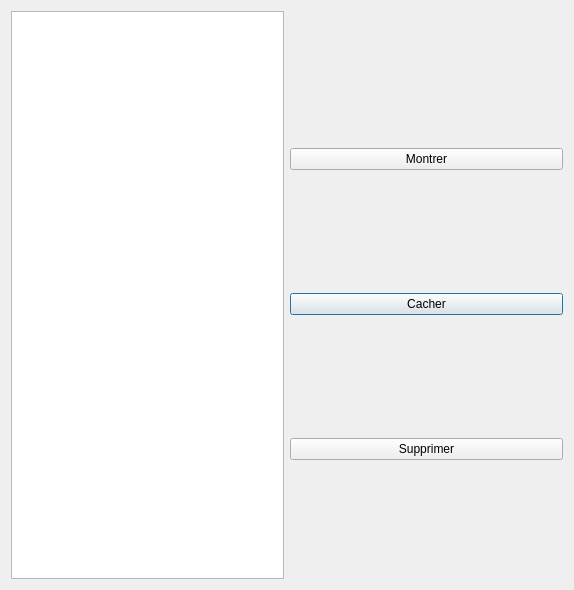
This is application/ui/notesaction.ui in nils-van-zuijlen/Enibar as Qt 5 draws it before an edit. The edited form follows.
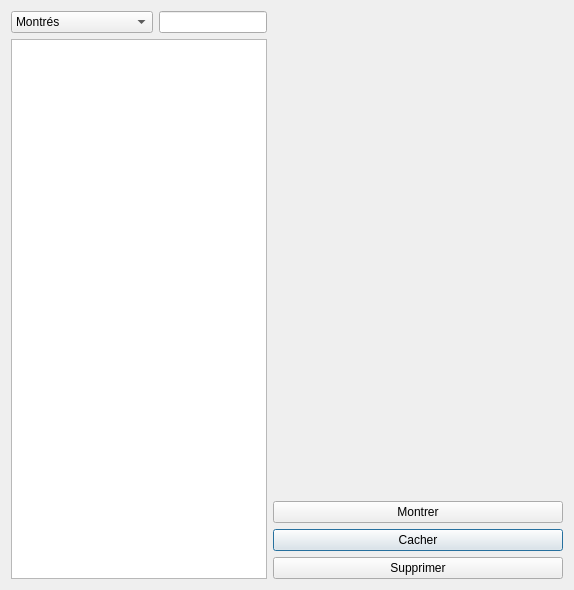
This is the edited form. Custom widgets are drawn as their Qt base class.

```diff
--- a/application/ui/notesaction.ui
+++ b/application/ui/notesaction.ui
@@ -14,28 +14,58 @@
    <string>Dialog</string>
   </property>
   <layout class="QGridLayout" name="gridLayout_2">
-   <item row="0" column="0">
+   <item row="1" column="0">
     <layout class="QGridLayout" name="gridLayout">
-     <item row="2" column="0">
-      <widget class="MultiNotesList" name="note_list">
-       <property name="selectionMode">
-        <enum>QAbstractItemView::ExtendedSelection</enum>
+     <item row="0" column="0">
+      <widget class="QComboBox" name="filter_combobox">
+       <property name="sizePolicy">
+        <sizepolicy hsizetype="Minimum" vsizetype="Fixed">
+         <horstretch>0</horstretch>
+         <verstretch>0</verstretch>
+        </sizepolicy>
        </property>
-       <property name="sortingEnabled">
-        <bool>true</bool>
+       <item>
+        <property name="text">
+         <string>Montrés</string>
+        </property>
+       </item>
+       <item>
+        <property name="text">
+         <string>Cachés</string>
+        </property>
+       </item>
+       <item>
+        <property name="text">
+         <string>Dont la note &gt;</string>
+        </property>
+       </item>
+       <item>
+        <property name="text">
+         <string>Dont la note &lt;</string>
+        </property>
+       </item>
+      </widget>
+     </item>
+     <item row="0" column="1">
+      <widget class="QLineEdit" name="filter_input">
+       <property name="sizePolicy">
+        <sizepolicy hsizetype="Maximum" vsizetype="Fixed">
+         <horstretch>0</horstretch>
+         <verstretch>0</verstretch>
+        </sizepolicy>
        </property>
       </widget>
      </item>
-     <item row="2" column="1">
+     <item row="3" column="2">
       <layout class="QGridLayout" name="gridLayout_3">
-       <item row="2" column="0">
+       <item row="3" column="0">
         <widget class="QPushButton" name="hide_button">
          <property name="text">
           <string>Cacher</string>
          </property>
         </widget>
        </item>
-       <item row="0" column="0">
+       <item row="1" column="0">
         <spacer name="horizontalSpacer">
          <property name="orientation">
           <enum>Qt::Horizontal</enum>
@@ -48,22 +78,45 @@
          </property>
         </spacer>
        </item>
-       <item row="3" column="0">
-        <widget class="QPushButton" name="del_button">
-         <property name="text">
-          <string>Supprimer</string>
-         </property>
-        </widget>
-       </item>
-       <item row="1" column="0">
+       <item row="2" column="0">
         <widget class="QPushButton" name="show_button">
          <property name="text">
           <string>Montrer</string>
          </property>
         </widget>
        </item>
+       <item row="4" column="0">
+        <widget class="QPushButton" name="del_button">
+         <property name="text">
+          <string>Supprimer</string>
+         </property>
+        </widget>
+       </item>
+       <item row="0" column="0">
+        <spacer name="verticalSpacer">
+         <property name="orientation">
+          <enum>Qt::Vertical</enum>
+         </property>
+         <property name="sizeHint" stdset="0">
+          <size>
+           <width>20</width>
+           <height>40</height>
+          </size>
+         </property>
+        </spacer>
+       </item>
       </layout>
      </item>
+     <item row="3" column="0" colspan="2">
+      <widget class="MultiNotesList" name="note_list">
+       <property name="selectionMode">
+        <enum>QAbstractItemView::ExtendedSelection</enum>
+       </property>
+       <property name="sortingEnabled">
+        <bool>true</bool>
+       </property>
+      </widget>
+     </item>
     </layout>
    </item>
   </layout>
```
Left out of the diff: 17 changed lines with no effect on the pictures.
